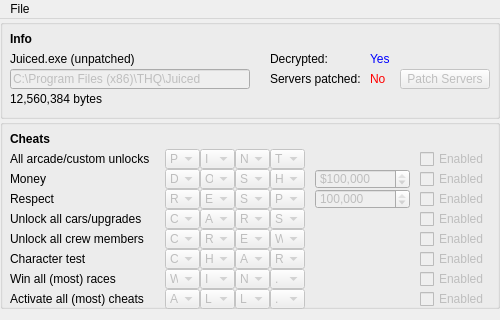
Before: the Qt Designer form JEMain.ui in N1GHT-MAR3/JuicedEditor, drawn with Qt 5; both pictures show x 0 to 500 and y 0 to 320 of the 500 by 460 pixel window.
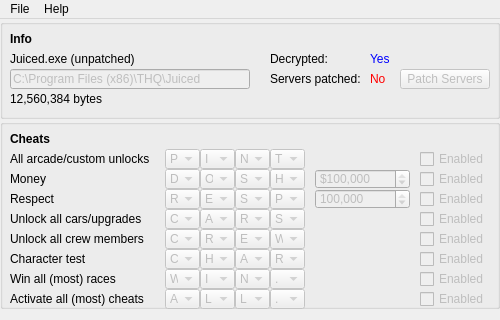
After: the same form once the commit is applied. Icons and pictures are not drawn.

Commit message:
Added Discord and GitHub buttons (properly)
Used wrong files the first time

The edit to the form file:
```diff
--- a/JEMain.ui
+++ b/JEMain.ui
@@ -19,12 +19,28 @@
   <property name="maximumSize">
    <size>
     <width>500</width>
-    <height>460</height>
+    <height>500</height>
    </size>
   </property>
   <property name="windowTitle">
    <string>Juiced Editor</string>
   </property>
+  <property name="windowIcon">
+   <iconset>
+    <normaloff>Juiced_32px.png</normaloff>Juiced_32px.png</iconset>
+  </property>
+  <property name="iconSize">
+   <size>
+    <width>24</width>
+    <height>24</height>
+   </size>
+  </property>
+  <property name="documentMode">
+   <bool>false</bool>
+  </property>
+  <property name="unifiedTitleAndToolBarOnMac">
+   <bool>false</bool>
+  </property>
   <widget class="QWidget" name="centralwidget">
    <property name="enabled">
     <bool>true</bool>
@@ -5694,7 +5710,14 @@
     <addaction name="actionSave"/>
     <addaction name="actionSaveAs"/>
    </widget>
+   <widget class="QMenu" name="menuHelp">
+    <property name="title">
+     <string>Help</string>
+    </property>
+    <addaction name="actionAbout"/>
+   </widget>
    <addaction name="menuFile"/>
+   <addaction name="menuHelp"/>
   </widget>
   <widget class="QStatusBar" name="statusbar">
    <property name="enabled">
```
Left out of the diff: 52 changed lines with no effect on the pictures. The commit also changes 4 other files.
